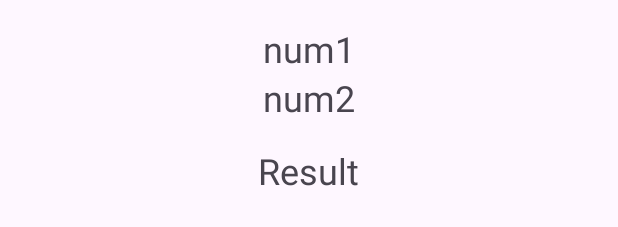
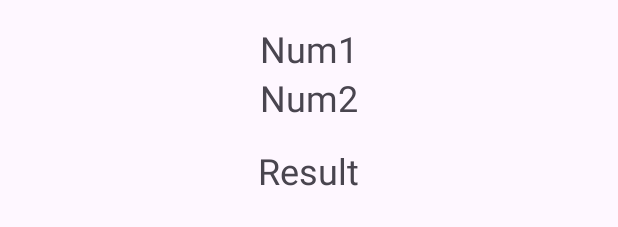
Before and after one commit to Mohmed331/mohamed, an Android app: the layout activity_main.xml on its own in the app's theme, with its tools: preview values and no code run, on a phone screen of 412 x 824 dp. Shown: the top 227 px of the screen. Run offline under Robolectric (Android 15) with nearby library versions, the phone set to English and light mode, and no system bars.

Commit message:
first ccc

```diff
--- a/app/src/main/res/layout/activity_main.xml
+++ b/app/src/main/res/layout/activity_main.xml
@@ -10,7 +10,7 @@
         android:id="@+id/num1View"
         android:layout_width="wrap_content"
         android:layout_height="wrap_content"
-        android:text="num1"
+        android:text="Num1"
         android:textSize="24sp"
         android:layout_gravity="center_horizontal"/>
 
@@ -18,7 +18,7 @@
         android:id="@+id/num2View"
         android:layout_width="wrap_content"
         android:layout_height="wrap_content"
-        android:text="num2"
+        android:text="Num2"
         android:textSize="24sp"
         android:layout_gravity="center_horizontal"
         android:layout_marginBottom="16dp"/>
```
